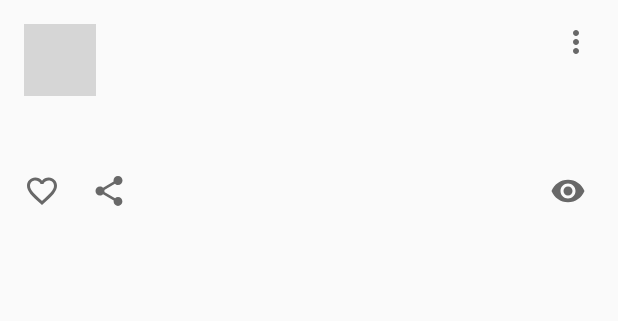
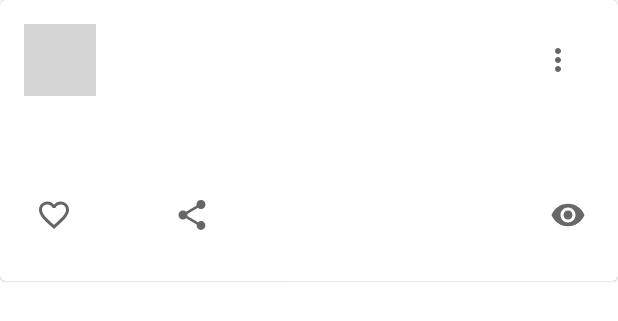
Before and after one commit to kirgurkir/android_01_firstapp, an Android app: the layout card_post.xml on its own in the app's theme, with its tools: preview values and no code run, on a phone screen of 412 x 824 dp. Shown: the top 321 px of the screen. Run offline under Robolectric (Android 15) with nearby library versions, the phone set to English and light mode, and no system bars; grey boxes are pictures that could not be loaded.

Commit message:
08_material

```diff
--- a/app/build.gradle
+++ b/app/build.gradle
@@ -21,7 +21,7 @@ android {
         jvmTarget = "1.8"
     }
 
-    buildFeatures{
+    buildFeatures {
         viewBinding = true
     }
 
@@ -43,6 +43,7 @@ dependencies {
 
     implementation fileTree(dir: "libs", include: ["*.jar"])
     implementation "org.jetbrains.kotlin:kotlin-stdlib:$kotlin_version"
+    implementation 'com.google.android.material:material:1.2.1'
     implementation 'androidx.core:core-ktx:1.3.2'
     implementation 'androidx.appcompat:appcompat:1.2.0'
     implementation 'androidx.constraintlayout:constraintlayout:2.0.4'
--- a/app/src/main/java/ru/netology/adapter/PostAdapter.kt
+++ b/app/src/main/java/ru/netology/adapter/PostAdapter.kt
@@ -42,11 +42,9 @@ class PostViewHolder(
             authorView.text = post.author
             publishedView.text = post.published
             contentView.text = post.content
-            likeImageView.setImageResource(
-                if (post.likedByMe) R.drawable.ic_baseline_favorite_24 else R.drawable.ic_outline_favorite_border_24
-            )
-            likeCountView.text = countToString(post.like)
-            shareCountView.text = countToString(post.share)
+            likeBtnView.isChecked = post.likedByMe
+            likeBtnView.text = countToString(post.like)
+            shareBtnView.text = countToString(post.share)
             viewCountView.text = countToString(post.view)
 
             menuButtonView.setOnClickListener {
@@ -68,11 +66,11 @@ class PostViewHolder(
                 }.show()
             }
 
-            likeImageView.setOnClickListener {
+            likeBtnView.setOnClickListener {
                 onInteractionListener.onLike(post)
             }
 
-            shareImageView.setOnClickListener {
+            shareBtnView.setOnClickListener {
                 onInteractionListener.onShare(post)
             }
         }
--- a/app/src/main/java/ru/netology/repository/PostRepositoryInMemoryImpl.kt
+++ b/app/src/main/java/ru/netology/repository/PostRepositoryInMemoryImpl.kt
@@ -24,7 +24,7 @@ class PostRepositoryInMemoryImpl : PostRepository {
             content = "Тут что-то есть, наверное",
             published = "22 мая в 18:16",
             like = 10,
-            likedByMe = false,
+            likedByMe = true,
             share = 999,
             view = 268
         ),
--- /dev/null
+++ b/app/src/main/res/color/like_checkbox_tint.xml
@@ -0,0 +1,5 @@
+<?xml version="1.0" encoding="utf-8"?>
+<selector xmlns:android="http://schemas.android.com/apk/res/android">
+    <item android:color="#CC0000" android:state_checked="true"/>
+    <item android:color="?attr/colorControlNormal" />
+</selector>
--- /dev/null
+++ b/app/src/main/res/drawable/ic_like_selector.xml
@@ -0,0 +1,5 @@
+<?xml version="1.0" encoding="utf-8"?>
+<selector xmlns:android="http://schemas.android.com/apk/res/android">
+    <item android:drawable="@drawable/ic_baseline_favorite_24" android:state_checked="true"/>
+    <item android:drawable="@drawable/ic_outline_favorite_border_24" />
+</selector>
--- a/app/src/main/res/layout/activity_main.xml
+++ b/app/src/main/res/layout/activity_main.xml
@@ -13,6 +13,7 @@
         app:layoutManager="androidx.recyclerview.widget.LinearLayoutManager"
         app:layout_constraintBottom_toTopOf="@id/editBarrier"
         app:layout_constraintTop_toTopOf="parent"
+        app:layout_constraintStart_toStartOf="parent"
         app:layout_constraintVertical_bias="1.0"
         tools:layout_editor_absoluteX="16dp"
         tools:listitem="@layout/card_post" />
--- a/app/src/main/res/layout/card_post.xml
+++ b/app/src/main/res/layout/card_post.xml
@@ -1,7 +1,11 @@
 <?xml version="1.0" encoding="utf-8"?>
-<androidx.constraintlayout.widget.ConstraintLayout xmlns:android="http://schemas.android.com/apk/res/android"
+<com.google.android.material.card.MaterialCardView xmlns:android="http://schemas.android.com/apk/res/android"
     xmlns:app="http://schemas.android.com/apk/res-auto"
     xmlns:tools="http://schemas.android.com/tools"
+    android:layout_width="match_parent"
+    android:layout_height="wrap_content">
+
+    <androidx.constraintlayout.widget.ConstraintLayout
         android:layout_width="match_parent"
         android:layout_height="wrap_content"
         android:padding="@dimen/common_spacing">
@@ -44,15 +48,15 @@
             app:layout_constraintTop_toBottomOf="@+id/authorView"
             tools:text="@sample/posts.json/data/published" />
 
-    <ImageButton
+        <com.google.android.material.button.MaterialButton
             android:id="@+id/menuButtonView"
             android:layout_width="wrap_content"
             android:layout_height="wrap_content"
-        android:layout_marginBottom="@dimen/common_spacing"
-        android:background="@android:color/transparent"
             app:layout_constraintEnd_toEndOf="parent"
             app:layout_constraintTop_toTopOf="parent"
-        app:srcCompat="@drawable/ic_baseline_more_vert_24" />
+            style="@style/IconOnly"
+            app:icon="@drawable/ic_baseline_more_vert_24"
+            app:iconTint="?attr/colorControlNormal" />
 
         <androidx.constraintlayout.widget.Barrier
             android:id="@+id/barrierTop"
@@ -84,44 +88,34 @@
             tools:layout_editor_absoluteY="16dp" />
 
         <RelativeLayout
+            android:id="@+id/relativeLayout"
             android:layout_width="0dp"
             android:layout_height="wrap_content"
             app:layout_constraintEnd_toEndOf="parent"
             app:layout_constraintStart_toStartOf="parent"
             app:layout_constraintTop_toBottomOf="@+id/barrierBottomView">
 
-        <ImageView
-            android:id="@+id/likeImageView"
+            <com.google.android.material.button.MaterialButton
+                android:id="@+id/likeBtnView"
+                style="@style/SocialActionButton"
                 android:layout_width="wrap_content"
                 android:layout_height="wrap_content"
-            android:layout_centerVertical="true"
-            android:src="@drawable/ic_outline_favorite_border_24" />
+                android:checkable="true"
+                app:icon="@drawable/ic_like_selector"
+                app:iconTint="@color/like_checkbox_tint"
+                tools:checked="@sample/posts.json/data/action/likedByMe"
+                tools:text="@sample/posts.json/data/action/like" />
 
-        <TextView
-            android:id="@+id/likeCountView"
+            <com.google.android.material.button.MaterialButton
+                android:id="@+id/shareBtnView"
+                style="@style/SocialActionButton"
                 android:layout_width="wrap_content"
                 android:layout_height="wrap_content"
-            android:layout_centerVertical="true"
-            android:layout_marginStart="@dimen/before_counter"
-            android:layout_toEndOf="@+id/likeImageView"
-            tools:text="@sample/posts.json/data/action/like" />
-
-        <ImageView
-            android:id="@+id/shareImageView"
-            android:layout_width="wrap_content"
-            android:layout_height="wrap_content"
-            android:layout_centerVertical="true"
-            android:layout_marginStart="15dp"
-            android:layout_toEndOf="@+id/likeCountView"
-            android:src="@drawable/ic_baseline_share_24" />
-
-        <TextView
-            android:id="@+id/shareCountView"
-            android:layout_width="wrap_content"
-            android:layout_height="wrap_content"
-            android:layout_centerVertical="true"
-            android:layout_marginStart="@dimen/before_counter"
-            android:layout_toEndOf="@+id/shareImageView"
+                android:layout_margin="4dp"
+                android:layout_toEndOf="@id/likeBtnView"
+                android:textColor="?attr/colorControlNormal"
+                app:icon="@drawable/ic_baseline_share_24"
+                app:iconTint="?attr/colorControlNormal"
                 tools:text="@sample/posts.json/data/action/share" />
 
             <ImageView
@@ -143,3 +137,4 @@
         </RelativeLayout>
 
     </androidx.constraintlayout.widget.ConstraintLayout>
+</com.google.android.material.card.MaterialCardView>
--- a/app/src/main/res/values/styles.xml
+++ b/app/src/main/res/values/styles.xml
@@ -1,10 +1,24 @@
 <resources>
     <!-- Base application theme. -->
-    <style name="AppTheme" parent="Theme.AppCompat.Light.DarkActionBar">
-        <!-- Customize your theme here. -->
+    <style name="AppTheme" parent="Theme.MaterialComponents.DayNight.DarkActionBar">
         <item name="colorPrimary">@color/colorPrimary</item>
         <item name="colorPrimaryDark">@color/colorPrimaryDark</item>
         <item name="colorAccent">@color/colorAccent</item>
     </style>
 
+    <style name="SocialActionButton" parent="Widget.MaterialComponents.Button.TextButton">
+        <item name="android:background">@android:color/transparent</item>
+        <item name="android:layout_centerVertical">true</item>
+    </style>
+
+    <style name="IconOnly" parent="Widget.MaterialComponents.Button">
+        <item name="iconPadding">0dp</item>
+        <item name="android:insetTop">0dp</item>
+        <item name="android:insetBottom">0dp</item>
+        <item name="android:paddingLeft">12dp</item>
+        <item name="android:paddingRight">12dp</item>
+        <item name="android:minWidth">48dp</item>
+        <item name="android:minHeight">48dp</item>
+        <item name="android:background">@android:color/transparent</item>
+    </style>
 </resources>
--- a/build.gradle
+++ b/build.gradle
@@ -1,12 +1,12 @@
 // Top-level build file where you can add configuration options common to all sub-projects/modules.
 buildscript {
-    ext.kotlin_version = "1.3.72"
+    ext.kotlin_version = "1.4.21"
     repositories {
         google()
         jcenter()
     }
     dependencies {
-        classpath "com.android.tools.build:gradle:4.0.1"
+        classpath "com.android.tools.build:gradle:4.0.2"
         classpath "org.jetbrains.kotlin:kotlin-gradle-plugin:$kotlin_version"
 
         // NOTE: Do not place your application dependencies here; they belong
```
Also changed, not shown: 1 other file. Lines whose indentation alone changed are shown as unchanged.
